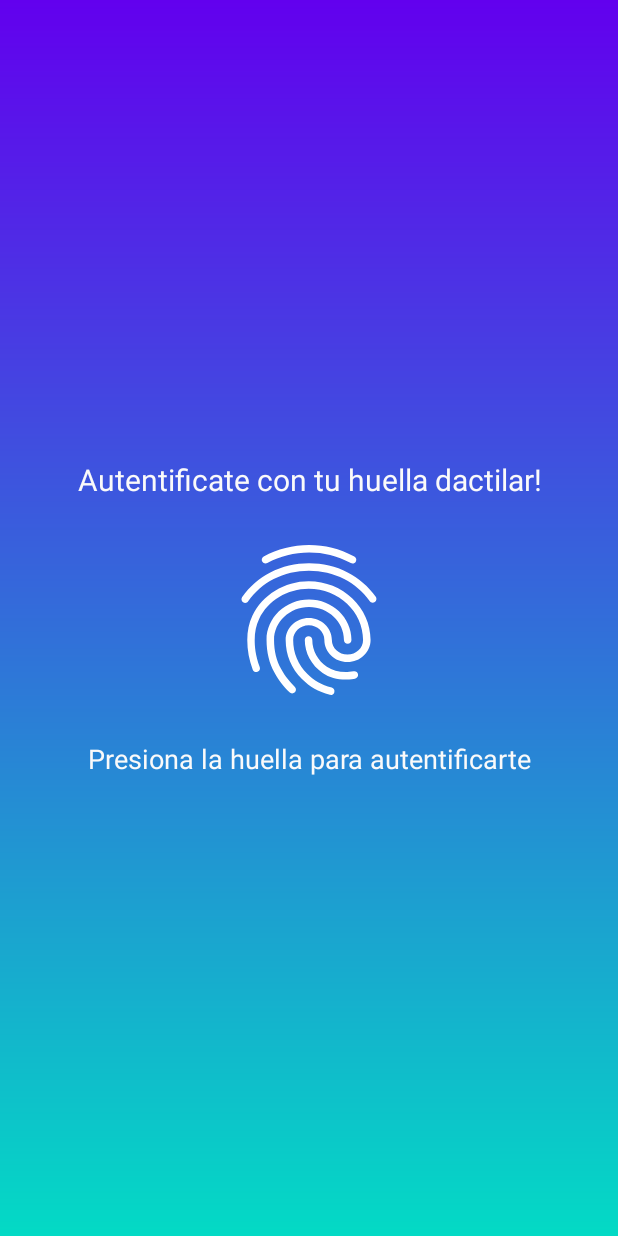
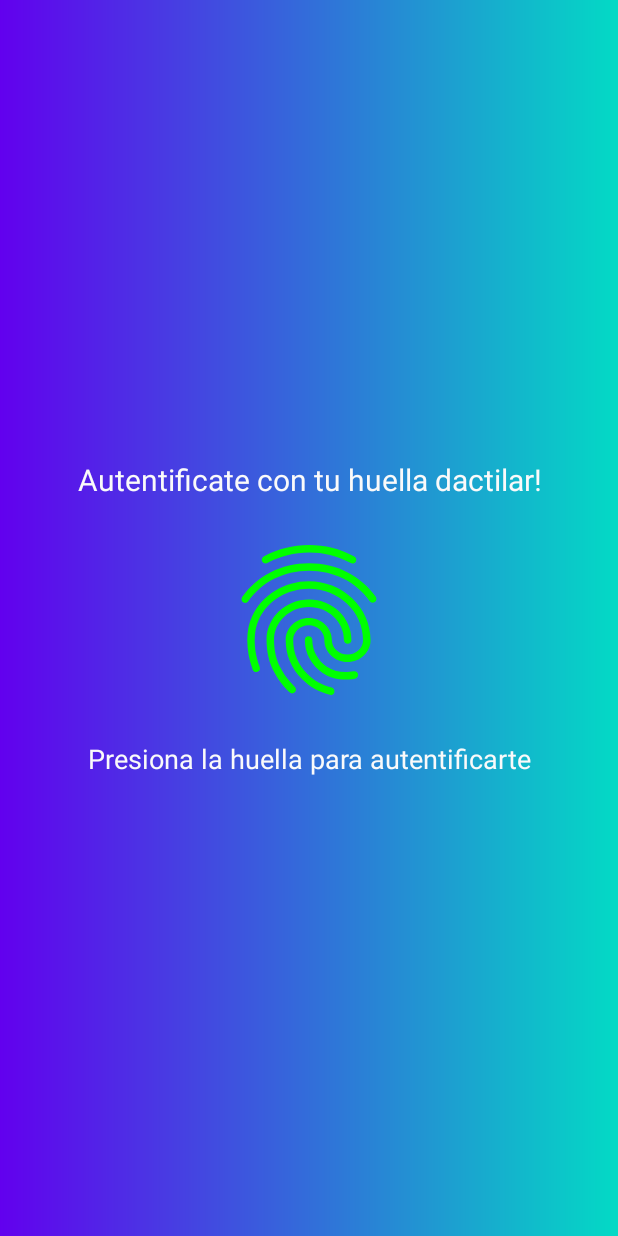
Before and after one commit to chano64123/FingerPrint, an Android app: the screen it shows after launch (MainActivity), after a tap on an icon or button, on a phone screen of 412 x 824 dp. Run offline under Robolectric (Android 15) with nearby library versions, the phone set to English and light mode, and no system bars.

Commit message:
cambio de nombre y colores

```diff
--- a/app/src/main/java/com/chano/fingerprint/MainActivity.java
+++ b/app/src/main/java/com/chano/fingerprint/MainActivity.java
@@ -56,21 +56,21 @@ public class MainActivity extends AppCompatActivity implements View.OnClickListe
         biometricManager = BiometricManager.from(context);
         switch (biometricManager.canAuthenticate()){
             case BiometricManager.BIOMETRIC_SUCCESS:
-                binding.tvMessage.setText("Presiona la huella para autentificarte");
-                setFingerPintIcon(true, "#FFFFFF");
+                binding.tvMessage.setText(R.string.text_bimetric_success);
+                setFingerPintIcon(true, getString(R.string.color_green));
                 createDialogAuthentication();
                 break;
             case BiometricManager.BIOMETRIC_ERROR_NO_HARDWARE:
-                binding.tvMessage.setText("No se encontro un sensor biometrico");
-                setFingerPintIcon(false, "#FF0000");
+                binding.tvMessage.setText(R.string.text_biometric_error_no_hardware);
+                setFingerPintIcon(false, getString(R.string.color_red));
                 break;
             case BiometricManager.BIOMETRIC_ERROR_HW_UNAVAILABLE:
-                binding.tvMessage.setText("El sensor biometrico no esta disponible");
-                setFingerPintIcon(false, "#FF0000");
+                binding.tvMessage.setText(R.string.text_biometric_error_hw_unavailable);
+                setFingerPintIcon(false, getString(R.string.color_red));
                 break;
             case BiometricManager.BIOMETRIC_ERROR_NONE_ENROLLED:
-                binding.tvMessage.setText("No hay datos biometricos registrados");
-                setFingerPintIcon(false, "#FF8000");
+                binding.tvMessage.setText(R.string.text_biometric_error_none_enrolled);
+                setFingerPintIcon(false, getString(R.string.color_orange));
                 break;
         }
     }
@@ -117,9 +117,9 @@ public class MainActivity extends AppCompatActivity implements View.OnClickListe
 
     private void createPromptInfo() {
         promptInfo = new BiometricPrompt.PromptInfo.Builder()
-                .setTitle("Autentificacion")
-                .setDescription("Autentificate de manera biometrica")
-                .setNegativeButtonText("Cancelar")
+                .setTitle(getString(R.string.tittle_prompt_biometric))
+                .setDescription(getString(R.string.description_prompt_biometric))
+                .setNegativeButtonText(getString(R.string.negative_button_prompt_biometric))
                 .build();
     }
 
--- a/app/src/main/res/drawable/background.xml
+++ b/app/src/main/res/drawable/background.xml
@@ -3,5 +3,5 @@
     <gradient
         android:startColor="@color/purple_500"
         android:endColor="@color/teal_200"
-        android:angle="-90"/>
+        android:angle="0"/>
 </shape>
--- a/app/src/main/res/drawable/background_denied.xml
+++ b/app/src/main/res/drawable/background_denied.xml
@@ -1,8 +1,8 @@
 <?xml version="1.0" encoding="utf-8"?>
 <shape xmlns:android="http://schemas.android.com/apk/res/android">
     <gradient
-        android:startColor="#FF0000"
-        android:endColor="#BC5F3A"
-        android:angle="-90"/>
+        android:startColor="@color/purple_700"
+        android:endColor="@color/purple_500"
+        android:angle="0"/>
 
 </shape>
--- a/app/src/main/res/drawable/background_granted.xml
+++ b/app/src/main/res/drawable/background_granted.xml
@@ -1,8 +1,8 @@
 <?xml version="1.0" encoding="utf-8"?>
 <shape xmlns:android="http://schemas.android.com/apk/res/android">
     <gradient
-        android:startColor="#3FE33F"
-        android:endColor="#02DCC3"
-        android:angle="-90"/>
+        android:startColor="@color/teal_200"
+        android:endColor="@color/teal_700"
+        android:angle="0"/>
 
 </shape>
--- a/app/src/main/res/layout/activity_access_denied.xml
+++ b/app/src/main/res/layout/activity_access_denied.xml
@@ -1,12 +1,12 @@
 <?xml version="1.0" encoding="utf-8"?>
 <LinearLayout xmlns:android="http://schemas.android.com/apk/res/android"
-    xmlns:app="http://schemas.android.com/apk/res-auto"
     xmlns:tools="http://schemas.android.com/tools"
     android:layout_width="match_parent"
     android:layout_height="match_parent"
     android:gravity="center"
     android:background="@drawable/background_denied"
     android:orientation="vertical"
+    android:paddingHorizontal="10dp"
     tools:context=".AccessDenied">
 
     <TextView
@@ -14,8 +14,8 @@
         android:layout_width="wrap_content"
         android:layout_height="wrap_content"
         android:textColor="@color/text"
-        android:textSize="32dp"
+        android:textSize="32sp"
         android:textAlignment="center"
-        android:text="No se pudo autentificar!!!" />
+        android:text="@string/message_denied" />
 
 </LinearLayout>
--- a/app/src/main/res/layout/activity_access_granted.xml
+++ b/app/src/main/res/layout/activity_access_granted.xml
@@ -1,12 +1,12 @@
 <?xml version="1.0" encoding="utf-8"?>
 <LinearLayout xmlns:android="http://schemas.android.com/apk/res/android"
-    xmlns:app="http://schemas.android.com/apk/res-auto"
     xmlns:tools="http://schemas.android.com/tools"
     android:layout_width="match_parent"
     android:layout_height="match_parent"
     android:gravity="center"
     android:background="@drawable/background_granted"
     android:orientation="vertical"
+    android:paddingHorizontal="10dp"
     tools:context=".AccessGranted">
 
     <TextView
@@ -14,8 +14,8 @@
         android:layout_width="wrap_content"
         android:layout_height="wrap_content"
         android:textColor="@color/text"
-        android:textSize="32dp"
+        android:textSize="32sp"
         android:textAlignment="center"
-        android:text="Bienvenido usuario N° 562!!!" />
+        android:text="@string/message_granted" />
 
 </LinearLayout>
--- a/app/src/main/res/values-night/themes.xml
+++ b/app/src/main/res/values-night/themes.xml
@@ -10,7 +10,7 @@
         <item name="colorSecondaryVariant">@color/teal_200</item>
         <item name="colorOnSecondary">@color/black</item>
         <!-- Status bar color. -->
-        <item name="android:statusBarColor" tools:targetApi="l">?attr/colorPrimaryVariant</item>
+        <item name="android:windowTranslucentStatus">true</item>
         <!-- Customize your theme here. -->
     </style>
 </resources>
--- a/app/src/main/res/values/strings.xml
+++ b/app/src/main/res/values/strings.xml
@@ -1,3 +1,15 @@
 <resources>
-    <string name="app_name">FingerPrint</string>
+    <string name="app_name">Kazuro\'s FingerPrint</string>
+    <string name="message_denied">No se pudo autentificar!!!</string>
+    <string name="message_granted">Usuario autentificado!!!</string>
+    <string name="text_bimetric_success">Presiona la huella para autentificarte</string>
+    <string name="text_biometric_error_no_hardware">No se encontro un sensor biometrico</string>
+    <string name="text_biometric_error_hw_unavailable">El sensor biometrico no esta disponible</string>
+    <string name="text_biometric_error_none_enrolled">No hay datos biometricos registrados</string>
+    <string name="tittle_prompt_biometric">Autentificacion</string>
+    <string name="description_prompt_biometric">Autentificate de manera biometrica</string>
+    <string name="negative_button_prompt_biometric">Cancelar</string>
+    <string name="color_green">#00FF00</string>
+    <string name="color_red">#FF0000</string>
+    <string name="color_orange">#FF8000</string>
 </resources>
--- a/app/src/main/res/values/themes.xml
+++ b/app/src/main/res/values/themes.xml
@@ -10,7 +10,7 @@
         <item name="colorSecondaryVariant">@color/teal_700</item>
         <item name="colorOnSecondary">@color/black</item>
         <!-- Status bar color. -->
-        <item name="android:statusBarColor" tools:targetApi="l">?attr/colorPrimaryVariant</item>
+        <item name="android:windowTranslucentStatus">true</item>
         <!-- Customize your theme here. -->
     </style>
 </resources>
```
